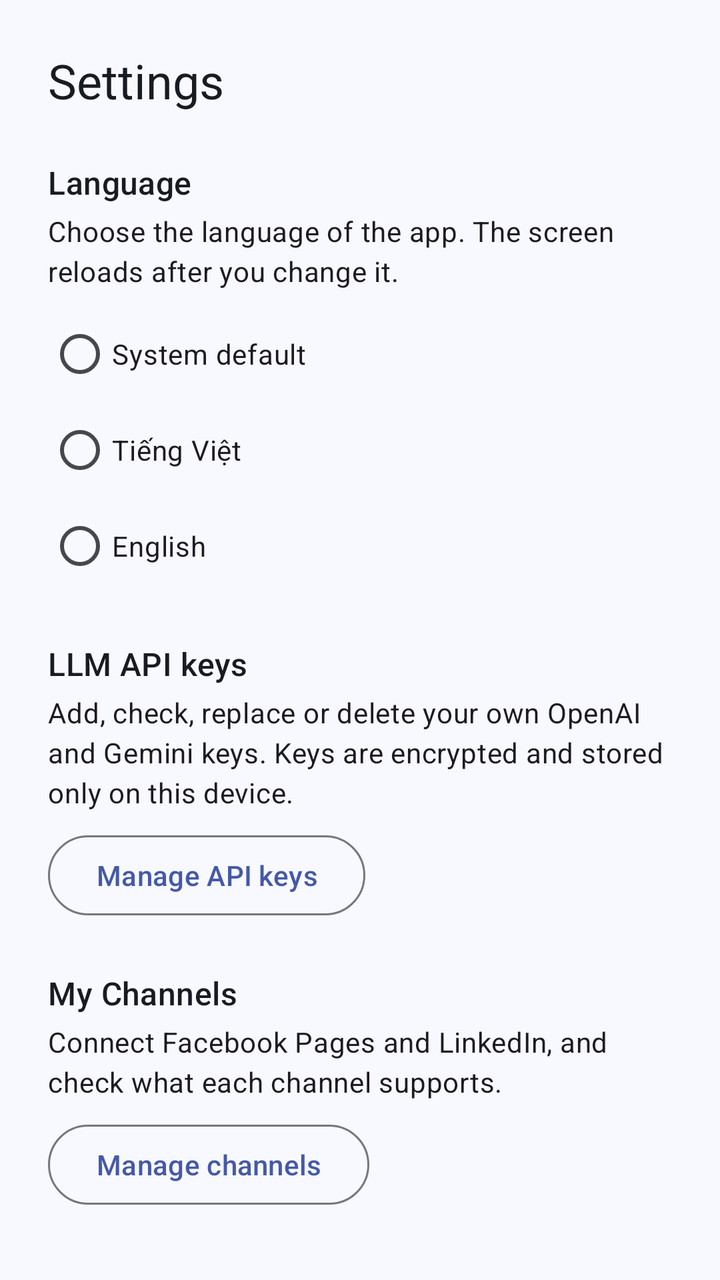
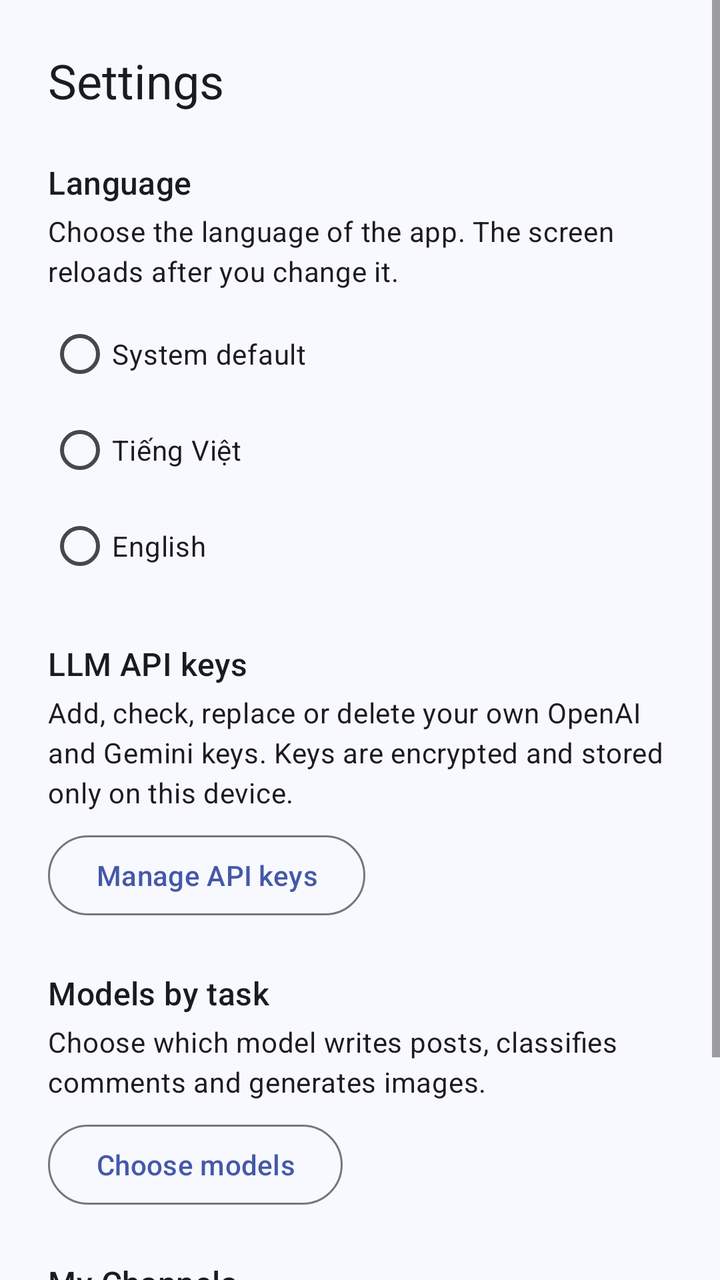

Screens rendered from an Android XML layout before and after an edit, with the pre-edit source and the edit as a unified diff.
<!-- AndroidManifest.xml: application theme Theme.SocialAgent -->
<!-- res/layout/fragment_settings.xml -->
<?xml version="1.0" encoding="utf-8"?>
<ScrollView xmlns:android="http://schemas.android.com/apk/res/android"
    android:layout_width="match_parent"
    android:layout_height="match_parent">

    <LinearLayout
        android:layout_width="match_parent"
        android:layout_height="wrap_content"
        android:orientation="vertical"
        android:padding="24dp">

        <TextView
            android:id="@+id/settings_title"
            android:layout_width="wrap_content"
            android:layout_height="wrap_content"
            android:text="@string/nav_settings"
            android:textAppearance="?attr/textAppearanceHeadlineSmall" />

        <TextView
            android:id="@+id/language_title"
            android:layout_width="wrap_content"
            android:layout_height="wrap_content"
            android:layout_marginTop="24dp"
            android:text="@string/settings_language_title"
            android:textAppearance="?attr/textAppearanceTitleMedium" />

        <TextView
            android:layout_width="match_parent"
            android:layout_height="wrap_content"
            android:layout_marginTop="4dp"
            android:text="@string/settings_language_description"
            android:textAppearance="?attr/textAppearanceBodyMedium" />

        <RadioGroup
            android:id="@+id/language_group"
            android:layout_width="match_parent"
            android:layout_height="wrap_content"
            android:layout_marginTop="8dp">

            <com.google.android.material.radiobutton.MaterialRadioButton
                android:id="@+id/language_system"
                android:layout_width="match_parent"
                android:layout_height="wrap_content"
                android:minHeight="48dp"
                android:text="@string/settings_language_system" />

            <com.google.android.material.radiobutton.MaterialRadioButton
                android:id="@+id/language_vietnamese"
                android:layout_width="match_parent"
                android:layout_height="wrap_content"
                android:minHeight="48dp"
                android:text="@string/settings_language_vietnamese" />

            <com.google.android.material.radiobutton.MaterialRadioButton
                android:id="@+id/language_english"
                android:layout_width="match_parent"
                android:layout_height="wrap_content"
                android:minHeight="48dp"
                android:text="@string/settings_language_english" />
        </RadioGroup>

        <TextView
            android:id="@+id/api_keys_section_title"
            android:layout_width="wrap_content"
            android:layout_height="wrap_content"
            android:layout_marginTop="24dp"
            android:text="@string/api_keys_title"
            android:textAppearance="?attr/textAppearanceTitleMedium" />

        <TextView
            android:layout_width="match_parent"
            android:layout_height="wrap_content"
            android:layout_marginTop="4dp"
            android:text="@string/api_keys_settings_description"
            android:textAppearance="?attr/textAppearanceBodyMedium" />

        <com.google.android.material.button.MaterialButton
            android:id="@+id/manage_api_keys"
            style="?attr/materialButtonOutlinedStyle"
            android:layout_width="wrap_content"
            android:layout_height="wrap_content"
            android:layout_marginTop="8dp"
            android:text="@string/api_keys_settings_manage" />

        <TextView
            android:id="@+id/channels_section_title"
            android:layout_width="wrap_content"
            android:layout_height="wrap_content"
            android:layout_marginTop="24dp"
            android:text="@string/channel_title"
            android:textAppearance="?attr/textAppearanceTitleMedium" />

        <TextView
            android:layout_width="match_parent"
            android:layout_height="wrap_content"
            android:layout_marginTop="4dp"
            android:text="@string/channel_settings_description"
            android:textAppearance="?attr/textAppearanceBodyMedium" />

        <com.google.android.material.button.MaterialButton
            android:id="@+id/manage_channels"
            style="?attr/materialButtonOutlinedStyle"
            android:layout_width="wrap_content"
            android:layout_height="wrap_content"
            android:layout_marginTop="8dp"
            android:text="@string/channel_settings_manage" />
    </LinearLayout>
</ScrollView>
<!-- resources referenced by this layout -->
<resources>
  <string name="api_keys_settings_description">Add, check, replace or delete your own OpenAI and Gemini keys. Keys are encrypted and stored only on this device.</string>
  <string name="api_keys_settings_manage">Manage API keys</string>
  <string name="api_keys_title">LLM API keys</string>
  <string name="channel_settings_description">Connect Facebook Pages and LinkedIn, and check what each channel supports.</string>
  <string name="channel_settings_manage">Manage channels</string>
  <string name="channel_title">My Channels</string>
  <string name="nav_settings">Settings</string>
  <string name="settings_language_description">Choose the language of the app. The screen reloads after you change it.</string>
  <string name="settings_language_english">English</string>
  <string name="settings_language_system">System default</string>
  <string name="settings_language_title">Language</string>
  <string name="settings_language_vietnamese">Tiếng Việt</string>
  <color name="brand_primary">#4559A8</color>
  <color name="brand_on_primary">#FFFFFF</color>
  <color name="brand_primary_container">#E1E5FF</color>
  <color name="brand_on_primary_container">#101D5B</color>
  <color name="brand_secondary">#52647D</color>
  <color name="brand_on_secondary">#FFFFFF</color>
  <color name="brand_secondary_container">#D6E3FA</color>
  <color name="brand_on_secondary_container">#101D30</color>
  <color name="brand_background">#F8F9FF</color>
  <color name="brand_on_surface">#191B23</color>
  <color name="brand_surface">#F8F9FF</color>
  <color name="brand_surface_container_low">#F2F3FA</color>
  <color name="brand_surface_container">#ECEDF5</color>
  <color name="brand_surface_container_high">#E6E7F0</color>
  <color name="brand_surface_variant">#E2E2EC</color>
  <color name="brand_on_surface_variant">#454650</color>
  <color name="brand_outline">#767680</color>
  <color name="brand_outline_variant">#C6C6D0</color>
  <color name="brand_error">#BA1A1A</color>
  <color name="brand_on_error">#FFFFFF</color>
  <color name="brand_error_container">#FFDAD6</color>
  <style name="TextAppearance.SocialAgent.Title" parent="TextAppearance.Material3.TitleMedium">
          <item name="android:textColor">?attr/colorOnSurface</item>
      </style>
  <style name="TextAppearance.SocialAgent.Body" parent="TextAppearance.Material3.BodyLarge">
          <item name="android:textColor">?attr/colorOnSurface</item>
      </style>
  <style name="TextAppearance.SocialAgent.Label" parent="TextAppearance.Material3.LabelLarge">
          <item name="android:textColor">?attr/colorOnSurface</item>
      </style>
  <style name="Widget.SocialAgent.Button.Primary" parent="Widget.SocialAgent.Button" />
  <style name="Widget.SocialAgent.Button.Text" parent="Widget.Material3.Button.TextButton">
          <item name="android:minHeight">@dimen/button_height</item>
      </style>
  <style name="Widget.SocialAgent.BottomNavigation" parent="Widget.Material3.BottomNavigationView">
          <item name="backgroundTint">@color/brand_surface</item>
      </style>
  <style name="Widget.SocialAgent.CheckBox" parent="Widget.Material3.CompoundButton.CheckBox" />
  <style name="Widget.SocialAgent.RadioButton" parent="Widget.Material3.CompoundButton.RadioButton" />
  <style name="Widget.SocialAgent.Switch" parent="Widget.Material3.CompoundButton.Switch" />
  <style name="ThemeOverlay.SocialAgent.Dialog" parent="ThemeOverlay.Material3.MaterialAlertDialog">
          <item name="colorPrimary">@color/brand_primary</item>
      </style>
  <dimen name="button_height">48dp</dimen>
  <dimen name="corner_radius_medium">12dp</dimen>
  <dimen name="icon_size">24dp</dimen>
  <dimen name="corner_radius_large">20dp</dimen>
  <dimen name="card_padding">16dp</dimen>
  <!-- unchanged entries left out for length: 11 -->
</resources>

<!-- the commit's change to res/layout/fragment_settings.xml (unified diff, before → after) -->
@@ -83,6 +83,29 @@
             android:text="@string/api_keys_settings_manage" />
 
         <TextView
+            android:id="@+id/models_section_title"
+            android:layout_width="wrap_content"
+            android:layout_height="wrap_content"
+            android:layout_marginTop="24dp"
+            android:text="@string/models_title"
+            android:textAppearance="?attr/textAppearanceTitleMedium" />
+
+        <TextView
+            android:layout_width="match_parent"
+            android:layout_height="wrap_content"
+            android:layout_marginTop="4dp"
+            android:text="@string/models_settings_description"
+            android:textAppearance="?attr/textAppearanceBodyMedium" />
+
+        <com.google.android.material.button.MaterialButton
+            android:id="@+id/manage_models"
+            style="?attr/materialButtonOutlinedStyle"
+            android:layout_width="wrap_content"
+            android:layout_height="wrap_content"
+            android:layout_marginTop="8dp"
+            android:text="@string/models_settings_manage" />
+
+        <TextView
             android:id="@+id/channels_section_title"
             android:layout_width="wrap_content"
             android:layout_height="wrap_content"
<!-- resource entries referenced after the edit -->
@@ -6,6 +6,9 @@
   <string name="channel_settings_description">Connect Facebook Pages and LinkedIn, and check what each channel supports.</string>
   <string name="channel_settings_manage">Manage channels</string>
   <string name="channel_title">My Channels</string>
+  <string name="models_settings_description">Choose which model writes posts, classifies comments and generates images.</string>
+  <string name="models_settings_manage">Choose models</string>
+  <string name="models_title">Models by task</string>
   <string name="nav_settings">Settings</string>
   <string name="settings_language_description">Choose the language of the app. The screen reloads after you change it.</string>
   <string name="settings_language_english">English</string>
